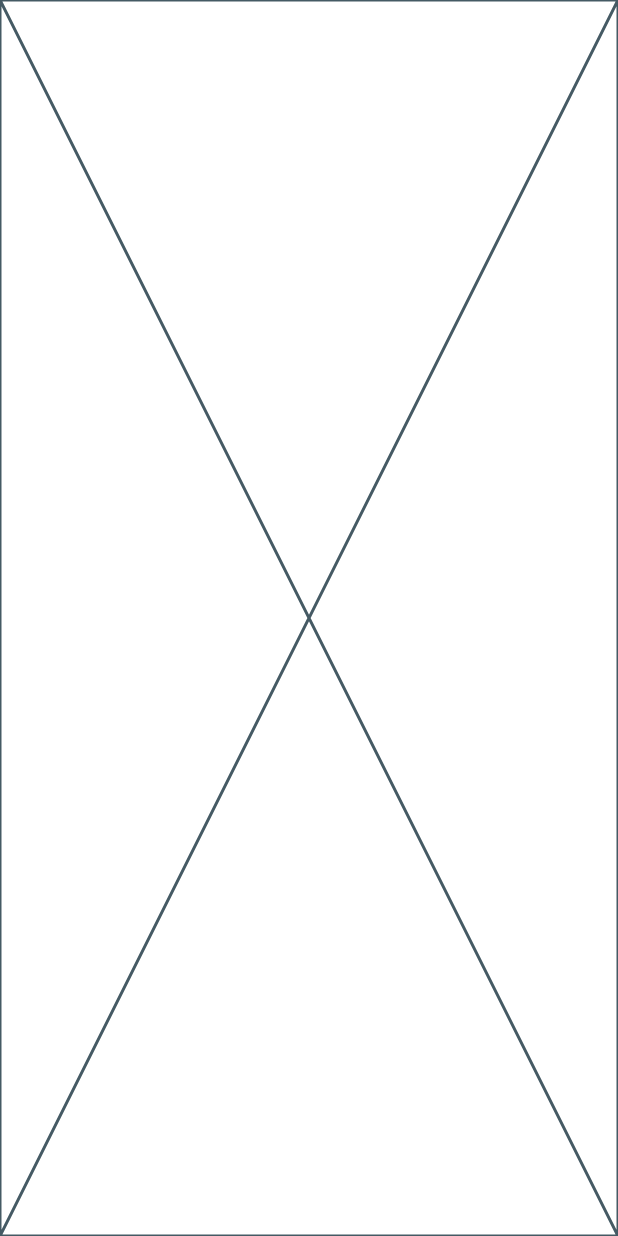
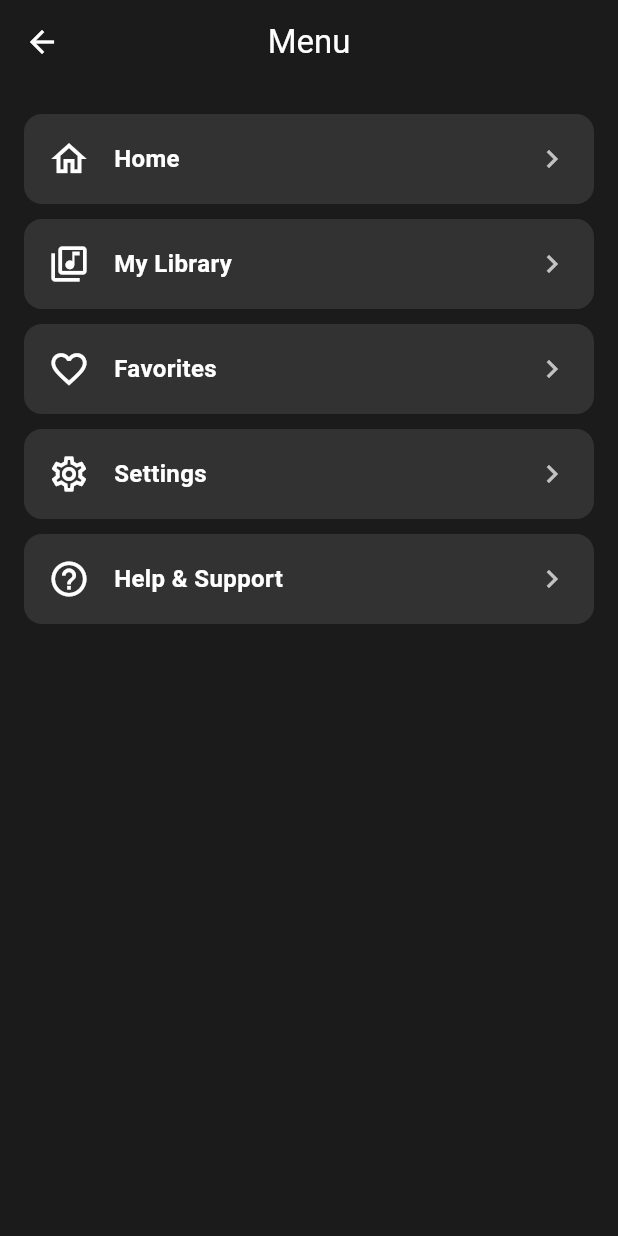
Before and after one commit to Sreenandan2004/Audiood, a Flutter app: the screen it shows after launch, after a tap on the "menu" icon, on a phone screen of 412 x 824 dp. Run offline on Flutter 3.47's test engine with Material 3 defaults, Android fonts, the phone set to English and light mode, and no system bars; our stand-ins replace audioplayers, file_picker, share_plus; missing offline and left inert: share_handler.

Commit message:
settings and menu pg

```diff
--- a/lib/pages/menu_page.dart
+++ b/lib/pages/menu_page.dart
@@ -5,6 +5,108 @@ class MenuPage extends StatelessWidget {
 
   @override
   Widget build(BuildContext context) {
-    return const Placeholder();
+    return Scaffold(
+      backgroundColor: const Color(0xFF1B1B1B),
+      appBar: AppBar(
+        title: const Text('Menu'),
+        centerTitle: true,
+        backgroundColor: Colors.transparent,
+        foregroundColor: Colors.white,
+        elevation: 0,
+      ),
+      body: ListView(
+        padding: const EdgeInsets.symmetric(vertical: 20, horizontal: 16),
+        children: [
+          _buildMenuItem(
+            context,
+            icon: Icons.home_outlined,
+            title: 'Home',
+            onTap: () {
+              // TODO: Navigate to Home
+              Navigator.pop(context);
+            },
+          ),
+          const SizedBox(height: 10),
+          _buildMenuItem(
+            context,
+            icon: Icons.library_music_outlined,
+            title: 'My Library',
+            onTap: () {
+              // TODO: Navigate to Library
+            },
+          ),
+          const SizedBox(height: 10),
+          _buildMenuItem(
+            context,
+            icon: Icons.favorite_outline,
+            title: 'Favorites',
+            onTap: () {
+              // TODO: Navigate to Favorites
+            },
+          ),
+          const SizedBox(height: 10),
+          _buildMenuItem(
+            context,
+            icon: Icons.settings_outlined,
+            title: 'Settings',
+            onTap: () {
+              // TODO: Navigate to Settings
+            },
+          ),
+          const SizedBox(height: 10),
+          _buildMenuItem(
+            context,
+            icon: Icons.help_outline,
+            title: 'Help & Support',
+            onTap: () {
+              // TODO: Navigate to Help
+            },
+          ),
+        ],
+      ),
+    );
+  }
+
+  Widget _buildMenuItem(
+    BuildContext context, {
+    required IconData icon,
+    required String title,
+    required VoidCallback onTap,
+  }) {
+    return InkWell(
+      onTap: onTap,
+      borderRadius: BorderRadius.circular(12),
+      child: Container(
+        padding: const EdgeInsets.all(16),
+        decoration: BoxDecoration(
+          color: Colors.white10,
+          borderRadius: BorderRadius.circular(12),
+        ),
+        child: Row(
+          children: [
+            Icon(
+              icon,
+              size: 28,
+              color: Colors.white,
+            ),
+            const SizedBox(width: 16),
+            Expanded(
+              child: Text(
+                title,
+                style: const TextStyle(
+                  fontSize: 16,
+                  fontWeight: FontWeight.w600,
+                  color: Colors.white,
+                ),
+              ),
+            ),
+            Icon(
+              Icons.chevron_right,
+              color: Colors.white70,
+            ),
+          ],
+        ),
+      ),
+    );
   }
 }
```
Also changed, not shown: lib/pages/settings_page.dart (+103 -2 lines), pubspec.lock.
